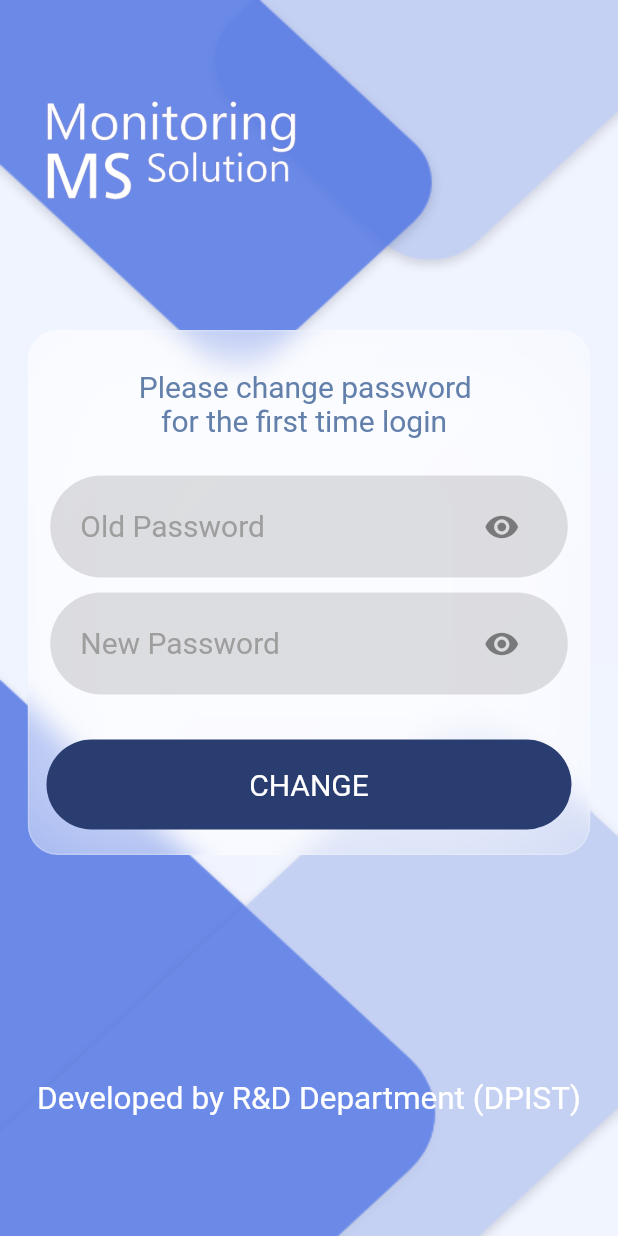
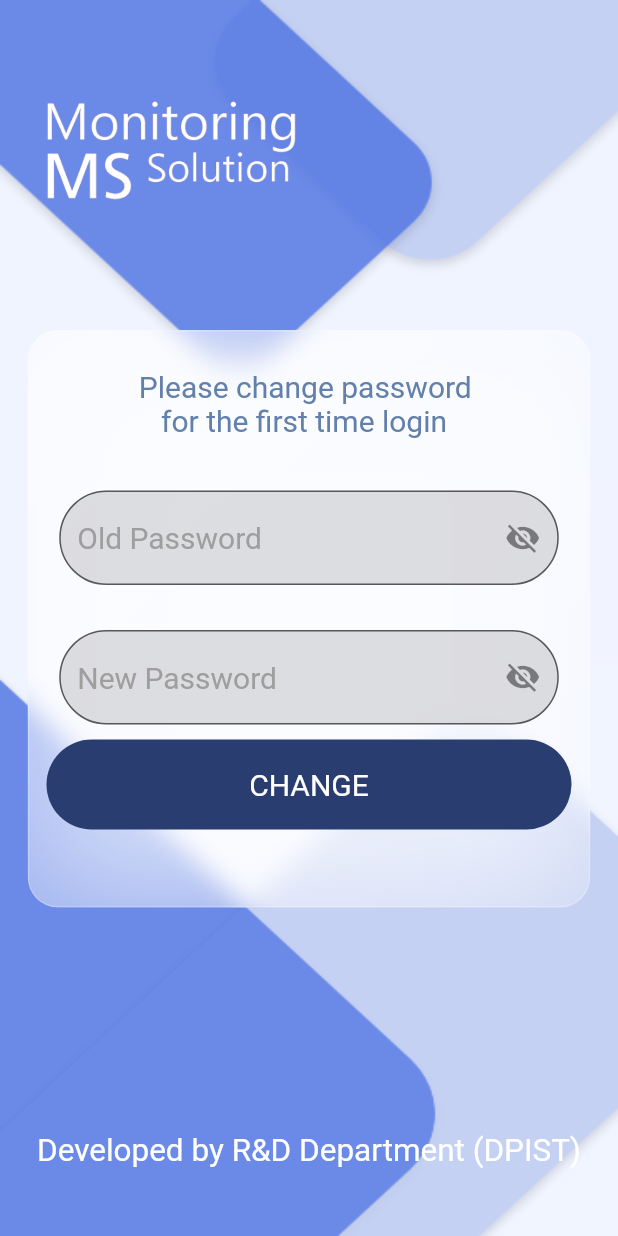
Before and after one commit to dustinng20/Login_Page_STIC, a Flutter app: the MyPassPage screen opened directly, after a tap on "CHANGE", on a phone screen of 412 x 824 dp. Run offline on Flutter 3.47's test engine with Material 2 defaults, Android fonts, the phone set to English and light mode, and no system bars; our stand-ins replace animated_splash_screen, flutter_svg, page_transition.

Commit message:
finish flashscreen

```diff
--- a/lib/ChangePassword/ChangePassPage.dart
+++ b/lib/ChangePassword/ChangePassPage.dart
@@ -1,5 +1,6 @@
 import 'package:flutter/material.dart';
 import 'package:flutter/services.dart';
+import 'package:flutter_application_1/SignUp/SignUpPage.dart';
 
 import 'FrostedGlassBox.dart';
 
@@ -63,15 +64,16 @@ class _MyPassPageState extends State<MyPassPage> {
                               fontWeight: FontWeight.normal),
                         ),
                       ),
-                      SizedBox(height: 10),
+                      SizedBox(height: 25),
                       Container(
-                        margin: EdgeInsets.only(top: 15),
+                        margin:
+                            EdgeInsets.symmetric(horizontal: 20, vertical: 10),
                         width: 345,
-                        padding:
-                            EdgeInsets.symmetric(horizontal: 20, vertical: 10),
-                        decoration: BoxDecoration(
-                            borderRadius: BorderRadius.circular(45),
-                            color: Colors.black12),
+                        // padding:
+                        //     EdgeInsets.symmetric(horizontal: 20, vertical: 10),
+                        // decoration: BoxDecoration(
+                        //     borderRadius: BorderRadius.circular(45),
+                        //     color: Colors.black12),
                         child: TextField(
                           controller: _oldController,
                           keyboardType: TextInputType.text,
@@ -82,15 +84,19 @@ class _MyPassPageState extends State<MyPassPage> {
                             });
                           },
                           decoration: InputDecoration(
-                              border: InputBorder.none,
+                              filled: true,
+                              fillColor: Colors.black12,
+                              border: OutlineInputBorder(
+                                  borderRadius:
+                                      BorderRadius.all(Radius.circular(45))),
                               hintText: "Old Password",
                               errorText: _passold_Invalid ? _erro : null,
                               hintStyle:
                                   TextStyle(color: Colors.grey, fontSize: 20),
                               suffixIcon: IconButton(
                                   icon: Icon(_isObscure1
-                                      ? Icons.visibility
-                                      : Icons.visibility_off),
+                                      ? Icons.visibility_off
+                                      : Icons.visibility),
                                   onPressed: () {
                                     setState(() {
                                       _isObscure1 = !_isObscure1;
@@ -101,11 +107,11 @@ class _MyPassPageState extends State<MyPassPage> {
                       SizedBox(height: 10),
                       Container(
                         width: 345,
-                        padding:
+                        margin:
                             EdgeInsets.symmetric(horizontal: 20, vertical: 10),
-                        decoration: BoxDecoration(
-                            borderRadius: BorderRadius.circular(45),
-                            color: Colors.black12),
+                        // decoration: BoxDecoration(
+                        //     borderRadius: BorderRadius.circular(45),
+                        //     color: Colors.black12),
                         child: TextField(
                           controller: _newController,
                           keyboardType: TextInputType.text,
@@ -116,15 +122,19 @@ class _MyPassPageState extends State<MyPassPage> {
                             });
                           },
                           decoration: InputDecoration(
-                              border: InputBorder.none,
+                              filled: true,
+                              fillColor: Colors.black12,
+                              border: OutlineInputBorder(
+                                  borderRadius:
+                                      BorderRadius.all(Radius.circular(45))),
                               hintText: "New Password",
                               errorText: _passnew_Invalid ? _erro : null,
                               hintStyle:
                                   TextStyle(color: Colors.grey, fontSize: 20),
                               suffixIcon: IconButton(
                                   icon: Icon(_isObscure2
-                                      ? Icons.visibility
-                                      : Icons.visibility_off),
+                                      ? Icons.visibility_off
+                                      : Icons.visibility),
                                   onPressed: () {
                                     setState(() {
                                       _isObscure2 = !_isObscure2;
@@ -132,12 +142,11 @@ class _MyPassPageState extends State<MyPassPage> {
                                   })),
                         ),
                       ),
-                      SizedBox(height: 30),
-                      ButtonTheme(
+                      Center(
+                        child: ButtonTheme(
                           minWidth: 350,
                           height: 60,
-                        padding:
-                            EdgeInsets.symmetric(horizontal: 20, vertical: 10),
+                          padding: EdgeInsets.symmetric(horizontal: 20),
                           child: FlatButton(
                             shape: RoundedRectangleBorder(
                                 borderRadius: BorderRadius.circular(45)),
@@ -153,6 +162,12 @@ class _MyPassPageState extends State<MyPassPage> {
                               } else {
                                 _passold_Invalid = false;
                               }
+                              if (!_passnew_Invalid && !_passold_Invalid) {
+                                Navigator.push(
+                                    context,
+                                    MaterialPageRoute(
+                                        builder: (context) => MyHomePage()));
+                              }
                             },
                             child: Text(
                               "CHANGE",
@@ -160,6 +175,7 @@ class _MyPassPageState extends State<MyPassPage> {
                                   fontSize: 20,
                                   color: Colors.white,
                                   fontWeight: FontWeight.normal),
+                            ),
                           ),
                         ),
                       ),
--- a/lib/ChangePassword/FrostedGlassBox.dart
+++ b/lib/ChangePassword/FrostedGlassBox.dart
@@ -19,7 +19,7 @@ class FrostedGlassBox extends StatelessWidget {
       borderRadius: BorderRadius.circular(20.0),
       child: Container(
         width: 375,
-        height: 350,
+        height: 385,
         child: Stack(
           children: [
             BackdropFilter(
--- a/lib/main.dart
+++ b/lib/main.dart
@@ -1,6 +1,7 @@
 import 'dart:ui';
 import 'package:flutter/material.dart';
-
+import 'package:animated_splash_screen/animated_splash_screen.dart';
+import 'package:page_transition/page_transition.dart';
 import 'SignUp/SignUpPage.dart';
 import 'ChangePassword/ChangePassPage.dart';
 
@@ -18,7 +19,14 @@ class MyApp extends StatelessWidget {
         primarySwatch: Colors.blue,
         visualDensity: VisualDensity.adaptivePlatformDensity,
       ),
-      home: MyHomePage(),
+      home: AnimatedSplashScreen(
+        splashIconSize: 350,
+        duration: 3000,
+        splash: Image.asset("assets/images/WAITINGSCREEN.png"),
+        nextScreen: MyHomePage(),
+        splashTransition: SplashTransition.fadeTransition,
+        pageTransitionType: PageTransitionType.scale,
+      ),
     );
   }
 }
--- a/pubspec.yaml
+++ b/pubspec.yaml
@@ -35,7 +35,9 @@ dependencies:
 dev_dependencies:
   flutter_test:
     sdk: flutter
-
+  splashscreen: ^1.3.5
+  animated_splash_screen: ^1.0.1+2
+  page_transition: ^1.1.7+6
 # For information on the generic Dart part of this file, see the
 # following page: https://dart.dev/tools/pub/pubspec
 
```
Also changed, not shown: assets/images/Mancho.png (added), pubspec.lock. Lines whose indentation alone changed are shown as unchanged.
